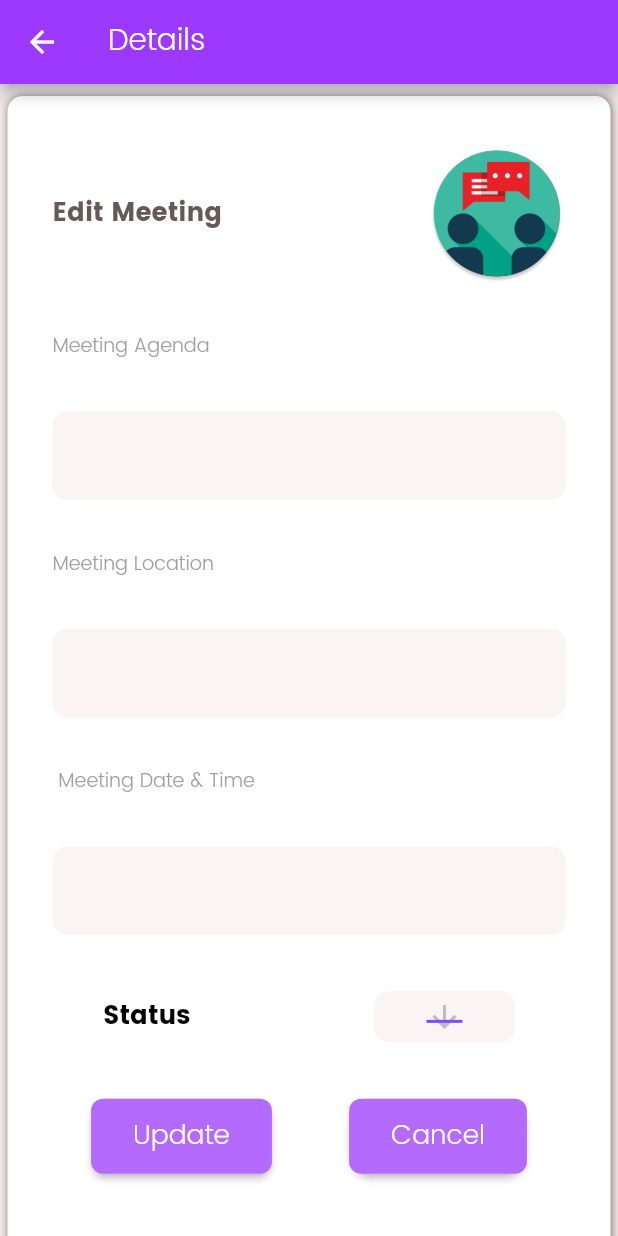
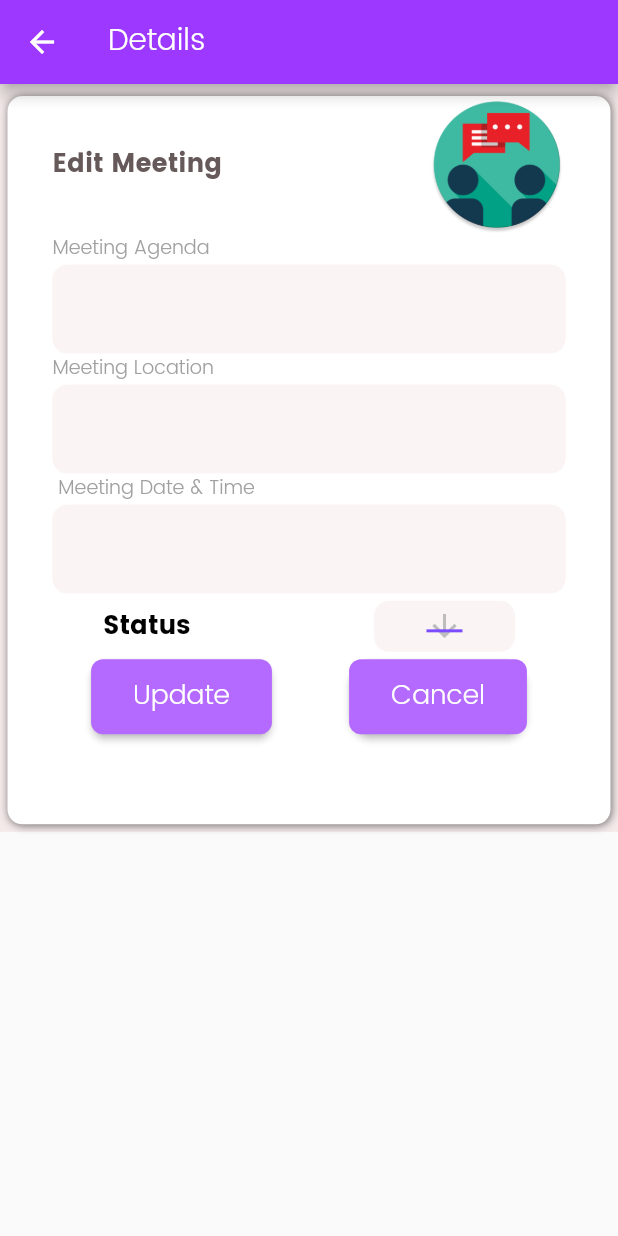
Before and after one commit to Krisha979/V4, a Flutter app: the AddEditDialog screen opened directly, on a phone screen of 412 x 824 dp. Run offline on Flutter 3.47's test engine with Material 2 defaults, Android fonts, the phone set to English and light mode, and no system bars; drawn by our look-alikes of datetime_picker_formfield; our stand-ins replace carousel_pro, carousel_slider, connectivity, date_format, firebase_messaging, flutter_local_notifications and 3 more; missing offline and left inert: flutter_webview_plugin; accounts and stored records are empty; statements that could not run were skipped.

Commit message:
changes in edit and create meetings

```diff
--- a/lib/src_code/Editdialogs.dart
+++ b/lib/src_code/Editdialogs.dart
@@ -81,7 +81,6 @@ class AddEditDialogState extends State<AddEditDialog> {
         body: SingleChildScrollView(
             child: Center(
                 child: Container(
-                    height: size.height,
                     color: Color(0xFFF4EAEA),
                     child: Container(
                         decoration: BoxDecoration(
--- a/lib/src_code/createmeeting.dart
+++ b/lib/src_code/createmeeting.dart
@@ -79,9 +79,9 @@ class _CreateState extends State<Create> {
             children: <Widget>[
                        Container(
                          constraints:  new BoxConstraints(
-    minHeight: size.height,
+    minHeight: size.height*2,
 
-    maxHeight: size.height*2,
+    maxHeight: size.height*4,
 
   ),
                       //   height: size.height,
```
